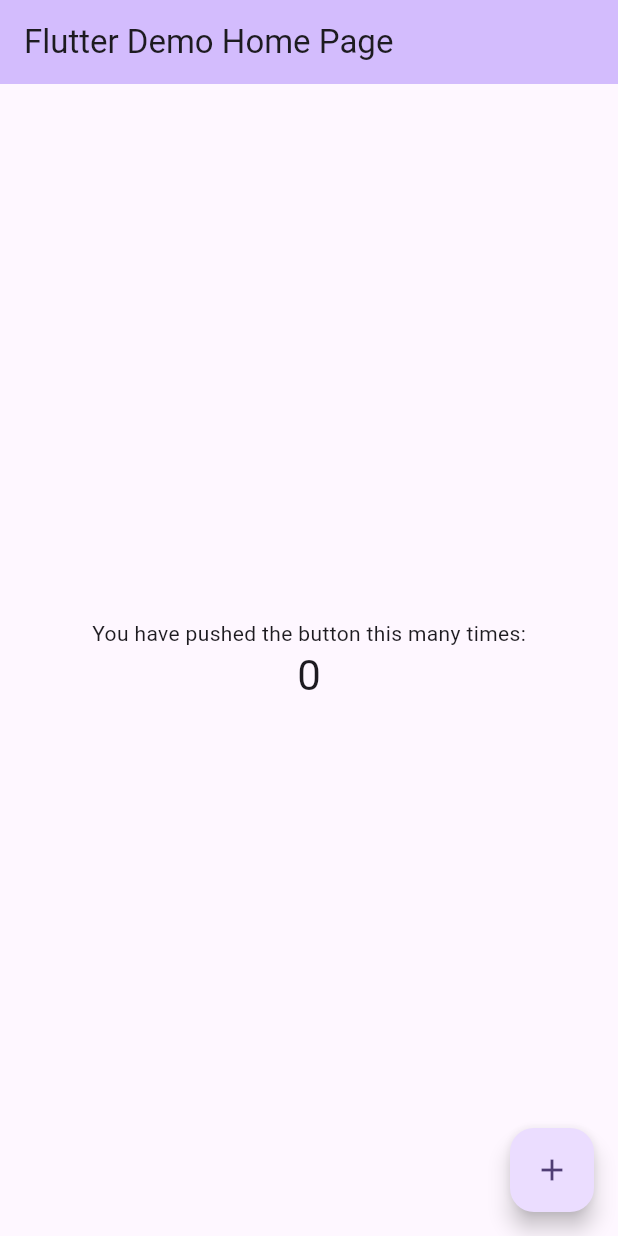
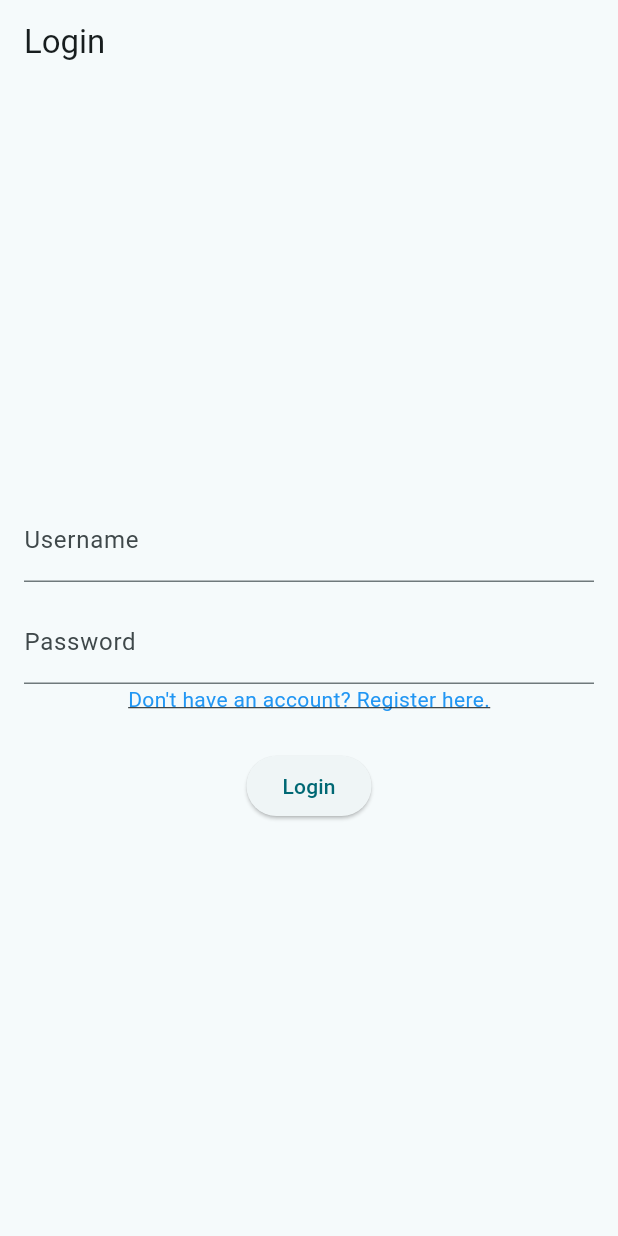
Before and after one commit to AyamPanapis/mybooklist-mobile, a Flutter app: the screen it shows after launch, on a phone screen of 412 x 824 dp. Run offline on Flutter 3.47's test engine with Material 2 defaults, Android fonts, the phone set to English and light mode, and no system bars; missing offline and left inert: pbp_django_auth.

Commit message:
Finished Auth System

```diff
--- a/lib/main.dart
+++ b/lib/main.dart
@@ -1,125 +1,29 @@
 import 'package:flutter/material.dart';
+import 'package:mybooklistmobile/screens/auth/login.dart';
+import 'package:pbp_django_auth/pbp_django_auth.dart';
+import 'package:provider/provider.dart';
 
 void main() {
   runApp(const MyApp());
 }
 
 class MyApp extends StatelessWidget {
-  const MyApp({super.key});
+  const MyApp({Key? key}) : super(key: key);
 
-  // This widget is the root of your application.
   @override
   Widget build(BuildContext context) {
-    return MaterialApp(
-      title: 'Flutter Demo',
-      theme: ThemeData(
-        // This is the theme of your application.
-        //
-        // TRY THIS: Try running your application with "flutter run". You'll see
-        // the application has a blue toolbar. Then, without quitting the app,
-        // try changing the seedColor in the colorScheme below to Colors.green
-        // and then invoke "hot reload" (save your changes or press the "hot
-        // reload" button in a Flutter-supported IDE, or press "r" if you used
-        // the command line to start the app).
-        //
-        // Notice that the counter didn't reset back to zero; the application
-        // state is not lost during the reload. To reset the state, use hot
-        // restart instead.
-        //
-        // This works for code too, not just values: Most code changes can be
-        // tested with just a hot reload.
-        colorScheme: ColorScheme.fromSeed(seedColor: Colors.deepPurple),
-        useMaterial3: true,
-      ),
-      home: const MyHomePage(title: 'Flutter Demo Home Page'),
+    return Provider(
+      create: (_) {
+        CookieRequest request = CookieRequest();
+        return request;
+      },
+      child: MaterialApp(
+          title: 'Flutter App',
+          theme: ThemeData(
+            colorScheme: ColorScheme.fromSeed(seedColor: Colors.cyan.shade400),
+            useMaterial3: true,
+          ),
+          home: LoginPage()),
     );
   }
 }
-
-class MyHomePage extends StatefulWidget {
-  const MyHomePage({super.key, required this.title});
-
-  // This widget is the home page of your application. It is stateful, meaning
-  // that it has a State object (defined below) that contains fields that affect
-  // how it looks.
-
-  // This class is the configuration for the state. It holds the values (in this
-  // case the title) provided by the parent (in this case the App widget) and
-  // used by the build method of the State. Fields in a Widget subclass are
-  // always marked "final".
-
-  final String title;
-
-  @override
-  State<MyHomePage> createState() => _MyHomePageState();
-}
-
-class _MyHomePageState extends State<MyHomePage> {
-  int _counter = 0;
-
-  void _incrementCounter() {
-    setState(() {
-      // This call to setState tells the Flutter framework that something has
-      // changed in this State, which causes it to rerun the build method below
-      // so that the display can reflect the updated values. If we changed
-      // _counter without calling setState(), then the build method would not be
-      // called again, and so nothing would appear to happen.
-      _counter++;
-    });
-  }
-
-  @override
-  Widget build(BuildContext context) {
-    // This method is rerun every time setState is called, for instance as done
-    // by the _incrementCounter method above.
-    //
-    // The Flutter framework has been optimized to make rerunning build methods
-    // fast, so that you can just rebuild anything that needs updating rather
-    // than having to individually change instances of widgets.
-    return Scaffold(
-      appBar: AppBar(
-        // TRY THIS: Try changing the color here to a specific color (to
-        // Colors.amber, perhaps?) and trigger a hot reload to see the AppBar
-        // change color while the other colors stay the same.
-        backgroundColor: Theme.of(context).colorScheme.inversePrimary,
-        // Here we take the value from the MyHomePage object that was created by
-        // the App.build method, and use it to set our appbar title.
-        title: Text(widget.title),
-      ),
-      body: Center(
-        // Center is a layout widget. It takes a single child and positions it
-        // in the middle of the parent.
-        child: Column(
-          // Column is also a layout widget. It takes a list of children and
-          // arranges them vertically. By default, it sizes itself to fit its
-          // children horizontally, and tries to be as tall as its parent.
-          //
-          // Column has various properties to control how it sizes itself and
-          // how it positions its children. Here we use mainAxisAlignment to
-          // center the children vertically; the main axis here is the vertical
-          // axis because Columns are vertical (the cross axis would be
-          // horizontal).
-          //
-          // TRY THIS: Invoke "debug painting" (choose the "Toggle Debug Paint"
-          // action in the IDE, or press "p" in the console), to see the
-          // wireframe for each widget.
-          mainAxisAlignment: MainAxisAlignment.center,
-          children: <Widget>[
-            const Text(
-              'You have pushed the button this many times:',
-            ),
-            Text(
-              '$_counter',
-              style: Theme.of(context).textTheme.headlineMedium,
-            ),
-          ],
-        ),
-      ),
-      floatingActionButton: FloatingActionButton(
-        onPressed: _incrementCounter,
-        tooltip: 'Increment',
-        child: const Icon(Icons.add),
-      ), // This trailing comma makes auto-formatting nicer for build methods.
-    );
-  }
-}
--- a/lib/screens/auth/login.dart
+++ b/lib/screens/auth/login.dart
@@ -0,0 +1,129 @@
+import 'package:mybooklistmobile/screens/landing/landing_page.dart';
+import 'package:flutter/material.dart';
+import 'package:mybooklistmobile/screens/auth/register.dart';
+import 'package:pbp_django_auth/pbp_django_auth.dart';
+import 'package:provider/provider.dart';
+
+void main() {
+  runApp(const LoginApp());
+}
+
+class LoginApp extends StatelessWidget {
+  const LoginApp({super.key});
+
+  @override
+  Widget build(BuildContext context) {
+    return MaterialApp(
+      title: 'Login',
+      theme: ThemeData(
+        primarySwatch: Colors.blue,
+      ),
+      home: const LoginPage(),
+    );
+  }
+}
+
+class LoginPage extends StatefulWidget {
+  const LoginPage({super.key});
+
+  @override
+  _LoginPageState createState() => _LoginPageState();
+}
+
+class _LoginPageState extends State<LoginPage> {
+  final TextEditingController _usernameController = TextEditingController();
+  final TextEditingController _passwordController = TextEditingController();
+
+  @override
+  Widget build(BuildContext context) {
+    final request = context.watch<CookieRequest>();
+    return Scaffold(
+      appBar: AppBar(
+        title: const Text('Login'),
+      ),
+      body: Container(
+        padding: const EdgeInsets.all(16.0),
+        child: Column(
+          mainAxisAlignment: MainAxisAlignment.center,
+          children: [
+            TextField(
+              controller: _usernameController,
+              decoration: const InputDecoration(
+                labelText: 'Username',
+              ),
+            ),
+            const SizedBox(height: 12.0),
+            TextField(
+              controller: _passwordController,
+              decoration: const InputDecoration(
+                labelText: 'Password',
+              ),
+              obscureText: true,
+            ),
+            GestureDetector(
+              onTap: () {
+                Navigator.push(
+                  context,
+                  MaterialPageRoute(builder: (context) => RegisterPage()),
+                );
+              },
+              child: const Text(
+                "Don't have an account? Register here.",
+                style: TextStyle(
+                  color: Colors.blue, // You can change the color as needed
+                  decoration: TextDecoration.underline,
+                ),
+              ),
+            ),
+            const SizedBox(height: 24.0),
+            ElevatedButton(
+              onPressed: () async {
+                String username = _usernameController.text;
+                String password = _passwordController.text;
+
+                // Check credentials
+                // To connect the Android emulator to Django on localhost,
+                // use the URL http://10.0.2.2/
+                final response = await request
+                    .login("http://127.0.0.1:8000/auth/login_flutter/", {
+                  'username': username,
+                  'password': password,
+                });
+
+                if (request.loggedIn) {
+                  String message = response['message'];
+                  String uname = response['username'];
+                  Navigator.pushReplacement(
+                    context,
+                    MaterialPageRoute(builder: (context) => MyHomePage()),
+                  );
+                  ScaffoldMessenger.of(context)
+                    ..hideCurrentSnackBar()
+                    ..showSnackBar(
+                        SnackBar(content: Text("$message Welcome, $uname.")));
+                } else {
+                  showDialog(
+                    context: context,
+                    builder: (context) => AlertDialog(
+                      title: const Text('Login Failed'),
+                      content: Text(response['message']),
+                      actions: [
+                        TextButton(
+                          child: const Text('OK'),
+                          onPressed: () {
+                            Navigator.pop(context);
+                          },
+                        ),
+                      ],
+                    ),
+                  );
+                }
+              },
+              child: const Text('Login'),
+            ),
+          ],
+        ),
+      ),
+    );
+  }
+}
```
Also changed, not shown: lib/screens/auth/register.dart (+147 -0 lines), lib/screens/landing/item_card.dart (added, +64 -0 lines), lib/screens/landing/landing_page.dart (+62 -0 lines).
